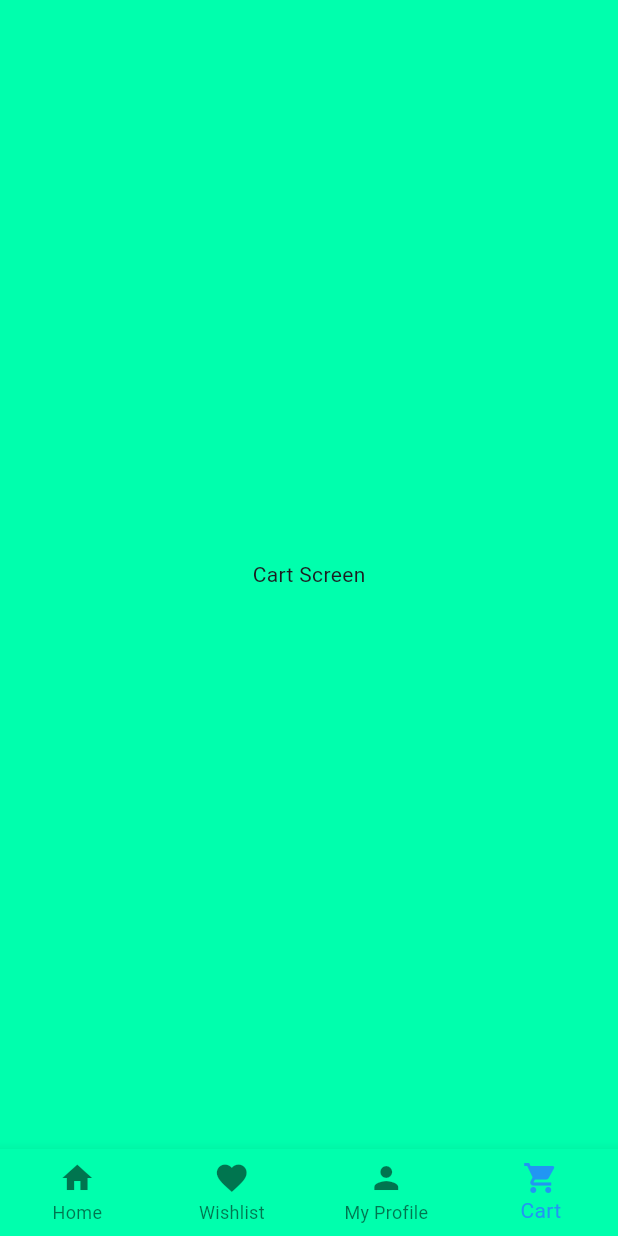
After one commit to adithkrishnaor/flutter-shopping-app, a Flutter app: the CartScreen screen opened by its route, on a phone screen of 412 x 824 dp. The commit adds this screen. Run offline on Flutter 3.47's test engine with Material 3 defaults, Android fonts, the phone set to English and light mode, and no system bars; our stand-ins replace carousel_slider.

Commit message:
Navbar created with diff pages

```diff
--- /dev/null
+++ b/lib/Screens/cartscreen.dart
@@ -0,0 +1,33 @@
+import 'package:flutter/material.dart';
+import 'package:shopping_app/Screens/navbar.dart';
+
+class CartScreen extends StatefulWidget {
+  @override
+  State<CartScreen> createState() => _CartScreenState();
+}
+
+class _CartScreenState extends State<CartScreen> {
+
+  int _currentIndex = 3;
+
+  void _onTap(int index) {
+    setState(() {
+      _currentIndex = index;
+    });
+  }
+
+
+  @override
+  Widget build(BuildContext context) {
+    return Scaffold(
+      body: Center(
+        child: Text('Cart Screen'),
+      ),
+
+      bottomNavigationBar: BottomNavigationBarWidget(
+        currentIndex: _currentIndex,
+        onTap: _onTap,
+      ),
+    );
+  }
+}
--- /dev/null
+++ b/lib/Screens/navbar.dart
@@ -0,0 +1,52 @@
+import 'package:flutter/material.dart';
+
+class BottomNavigationBarWidget extends StatefulWidget {
+  final int currentIndex;
+  final Function(int) onTap;
+
+  BottomNavigationBarWidget({required this.currentIndex, required this.onTap});
+
+  @override
+  _BottomNavigationBarWidgetState createState() => _BottomNavigationBarWidgetState();
+}
+
+class _BottomNavigationBarWidgetState extends State<BottomNavigationBarWidget> {
+  @override
+  Widget build(BuildContext context) {
+    return BottomNavigationBar(
+      type: BottomNavigationBarType.fixed,
+      backgroundColor: Color.fromARGB(255, 0, 255, 173),
+      selectedItemColor: Colors.blue,
+      currentIndex: widget.currentIndex,
+      onTap: (index) {
+        if (index == 0) {
+          Navigator.pushNamed(context, '/home');
+        } else if (index == 1) {
+          Navigator.pushNamed(context, '/wishlist');
+        } else if (index == 2) {
+          Navigator.pushNamed(context, '/my_profile');
+        } else if (index == 3) {
+          Navigator.pushNamed(context, '/cart');
+        }
+      },
+      items: [
+        BottomNavigationBarItem(
+          icon: Icon(Icons.home),
+          label: 'Home',
+        ),
+        BottomNavigationBarItem(
+          icon: Icon(Icons.favorite),
+          label: 'Wishlist',
+        ),
+        BottomNavigationBarItem(
+          icon: Icon(Icons.person),
+          label: 'My Profile',
+        ),
+        BottomNavigationBarItem(
+          icon: Icon(Icons.shopping_cart),
+          label: 'Cart',
+        ),
+      ],
+    );
+  }
+}
--- a/lib/main.dart
+++ b/lib/main.dart
@@ -1,5 +1,9 @@
 import 'package:flutter/material.dart';
+import 'package:shopping_app/Screens/cartscreen.dart';
+import 'package:shopping_app/Screens/homescreen.dart';
+import 'package:shopping_app/Screens/profilescreen.dart';
 import 'package:shopping_app/Screens/splashscreen.dart';
+import 'package:shopping_app/Screens/wishlistscreen.dart';
 
 void main (){
   runApp(MyApp());
@@ -16,6 +20,12 @@ class MyApp extends StatelessWidget {
       ),
       debugShowCheckedModeBanner: false,
       home: SplashScreen(),
+      routes: {
+    '/home': (context) => HomeScreen(),
+    '/wishlist': (context) => WishlistScreen(),
+    '/my_profile': (context) => ProfileScreen(),
+    '/cart': (context) => CartScreen(),
+  },
     );
   }
 }
```
Also changed, not shown: lib/Screens/homescreen.dart (+21 -25 lines), lib/Screens/profilescreen.dart (added, +33 -0 lines), lib/Screens/wishlistscreen.dart (added, +33 -0 lines).
